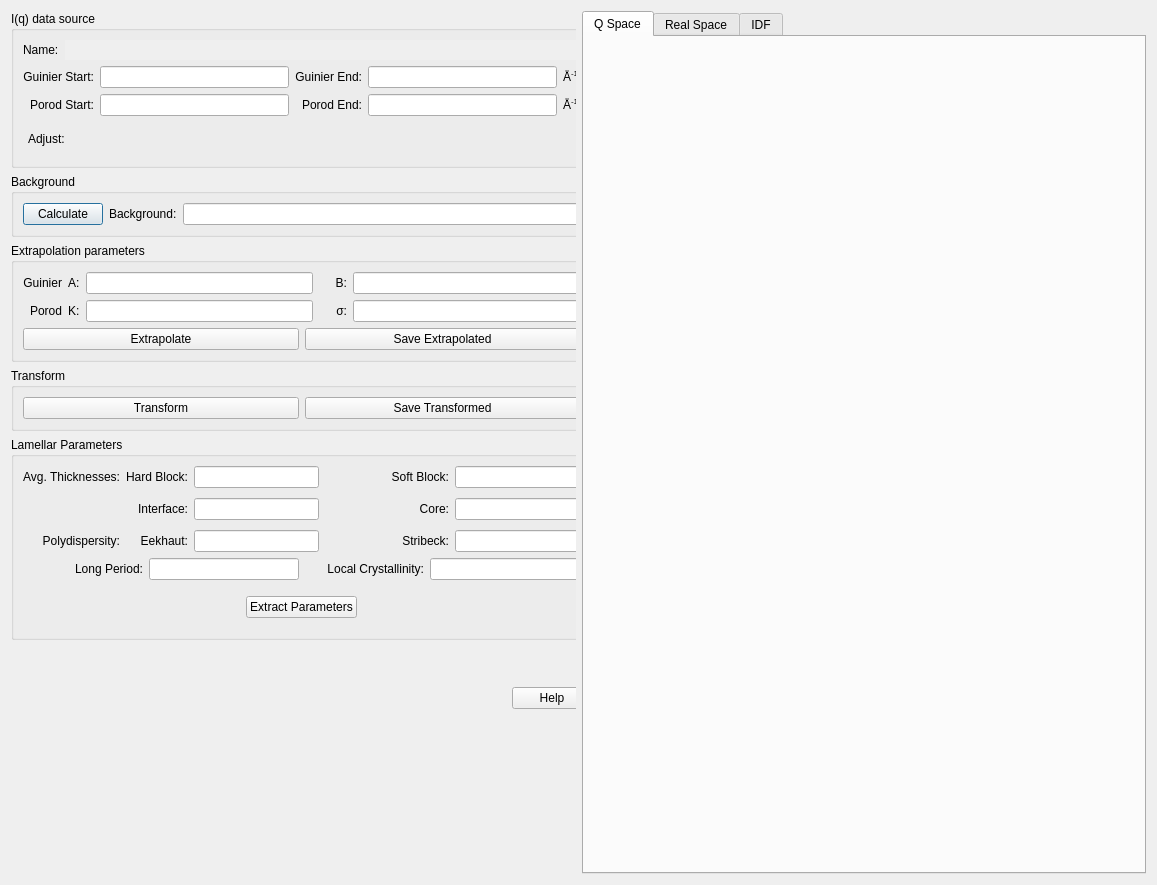
SasView/sasview, file src/sas/qtgui/Perspectives/Corfunc/UI/CorfuncPanel.ui: the form before one commit.
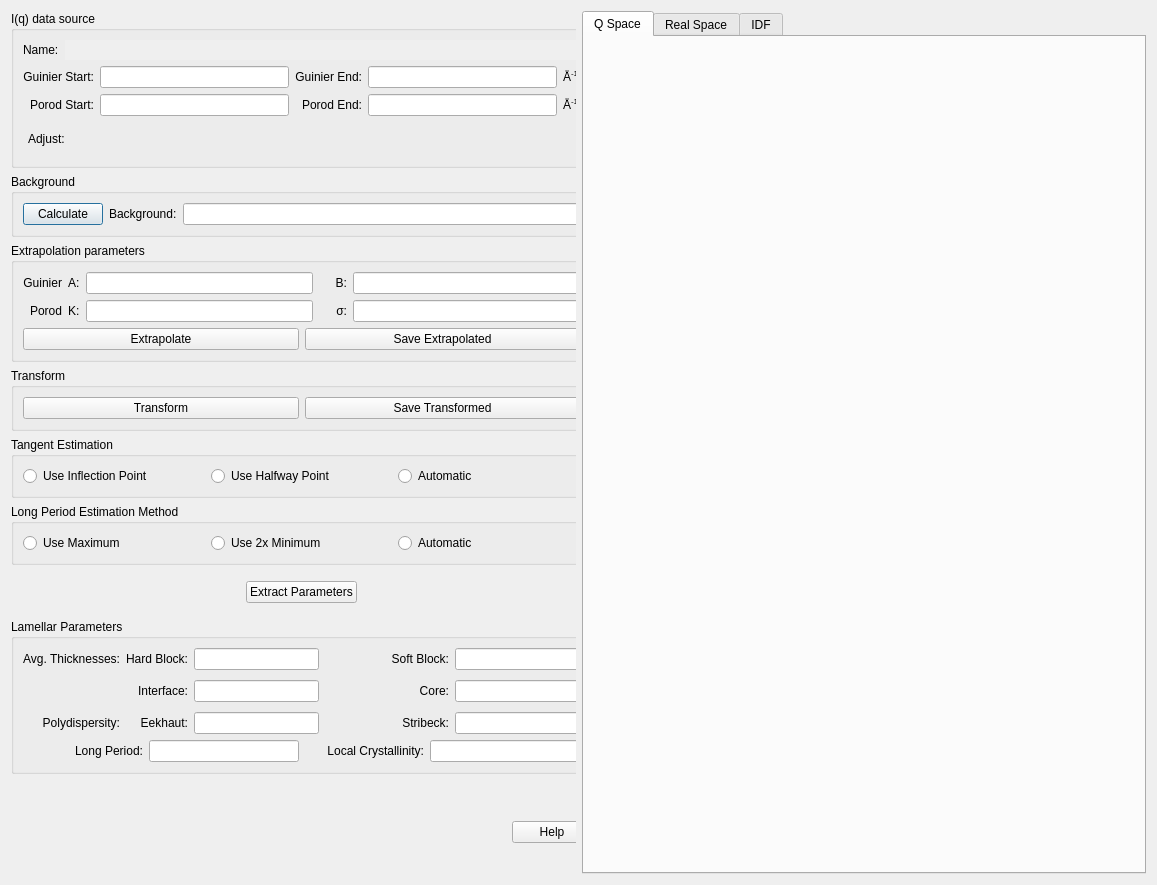
The form after the commit.

Commit message: Added options to corfunc

The edit to the form file:
```diff
--- a/src/sas/qtgui/Perspectives/Corfunc/UI/CorfuncPanel.ui
+++ b/src/sas/qtgui/Perspectives/Corfunc/UI/CorfuncPanel.ui
@@ -43,7 +43,7 @@
         <x>0</x>
         <y>0</y>
         <width>581</width>
-        <height>863</height>
+        <height>871</height>
        </rect>
       </property>
       <layout class="QVBoxLayout" name="verticalLayout">
@@ -489,6 +489,112 @@
               </layout>
              </widget>
             </item>
+            <item>
+             <widget class="QGroupBox" name="groupBox_6">
+              <property name="title">
+               <string>Tangent Estimation</string>
+              </property>
+              <layout class="QHBoxLayout" name="horizontalLayout">
+               <item>
+                <widget class="QRadioButton" name="tangentInflection">
+                 <property name="text">
+                  <string>Use Inflection Point</string>
+                 </property>
+                </widget>
+               </item>
+               <item>
+                <widget class="QRadioButton" name="tangentMidpoint">
+                 <property name="text">
+                  <string>Use Halfway Point</string>
+                 </property>
+                </widget>
+               </item>
+               <item>
+                <widget class="QRadioButton" name="tangentAuto">
+                 <property name="text">
+                  <string>Automatic</string>
+                 </property>
+                </widget>
+               </item>
+              </layout>
+             </widget>
+            </item>
+            <item>
+             <widget class="QGroupBox" name="groupBox_7">
+              <property name="title">
+               <string>Long Period Estimation Method</string>
+              </property>
+              <layout class="QHBoxLayout" name="horizontalLayout_8">
+               <item>
+                <widget class="QRadioButton" name="longPeriodMax">
+                 <property name="text">
+                  <string>Use Maximum</string>
+                 </property>
+                </widget>
+               </item>
+               <item>
+                <widget class="QRadioButton" name="longPeriodDouble">
+                 <property name="text">
+                  <string>Use 2x Minimum</string>
+                 </property>
+                </widget>
+               </item>
+               <item>
+                <widget class="QRadioButton" name="longPeriodAuto">
+                 <property name="text">
+                  <string>Automatic</string>
+                 </property>
+                </widget>
+               </item>
+              </layout>
+             </widget>
+            </item>
+            <item>
+             <layout class="QHBoxLayout" name="horizontalLayout_7">
+              <property name="topMargin">
+               <number>10</number>
+              </property>
+              <property name="bottomMargin">
+               <number>10</number>
+              </property>
+              <item>
+               <spacer name="horizontalSpacer_2">
+                <property name="orientation">
+                 <enum>Qt::Horizontal</enum>
+                </property>
+                <property name="sizeHint" stdset="0">
+                 <size>
+                  <width>40</width>
+                  <height>20</height>
+                 </size>
+                </property>
+               </spacer>
+              </item>
+              <item>
+               <widget class="QPushButton" name="cmdExtract">
+                <property name="toolTip">
+                 <string>Extract model parameters from the real space transformed curve.</string>
+                </property>
+                <property name="text">
+                 <string>Extract Parameters</string>
+                </property>
+               </widget>
+              </item>
+              <item>
+               <spacer name="horizontalSpacer_3">
+                <property name="orientation">
+                 <enum>Qt::Horizontal</enum>
+                </property>
+                <property name="sizeHint" stdset="0">
+                 <size>
+                  <width>40</width>
+                  <height>20</height>
+                 </size>
+                </property>
+               </spacer>
+              </item>
+             </layout>
+            </item>
             <item>
              <widget class="QGroupBox" name="groupBox_3">
               <property name="sizePolicy">
@@ -736,52 +842,6 @@
                  </item>
                 </layout>
                </item>
-               <item row="3" column="0">
-                <layout class="QHBoxLayout" name="horizontalLayout_7">
-                 <property name="topMargin">
-                  <number>10</number>
-                 </property>
-                 <property name="bottomMargin">
-                  <number>10</number>
-                 </property>
-                 <item>
-                  <spacer name="horizontalSpacer_2">
-                   <property name="orientation">
-                    <enum>Qt::Horizontal</enum>
-                   </property>
-                   <property name="sizeHint" stdset="0">
-                    <size>
-                     <width>40</width>
-                     <height>20</height>
-                    </size>
-                   </property>
-                  </spacer>
-                 </item>
-                 <item>
-                  <widget class="QPushButton" name="cmdExtract">
-                   <property name="toolTip">
-                    <string>Extract model parameters from the real space transformed curve.</string>
-                   </property>
-                   <property name="text">
-                    <string>Extract Parameters</string>
-                   </property>
-                  </widget>
-                 </item>
-                 <item>
-                  <spacer name="horizontalSpacer_3">
-                   <property name="orientation">
-                    <enum>Qt::Horizontal</enum>
-                   </property>
-                   <property name="sizeHint" stdset="0">
-                    <size>
-                     <width>40</width>
-                     <height>20</height>
-                    </size>
-                   </property>
-                  </spacer>
-                 </item>
-                </layout>
-               </item>
                <item row="1" column="0">
                 <layout class="QGridLayout" name="gridLayout_9">
                  <property name="bottomMargin">
```
